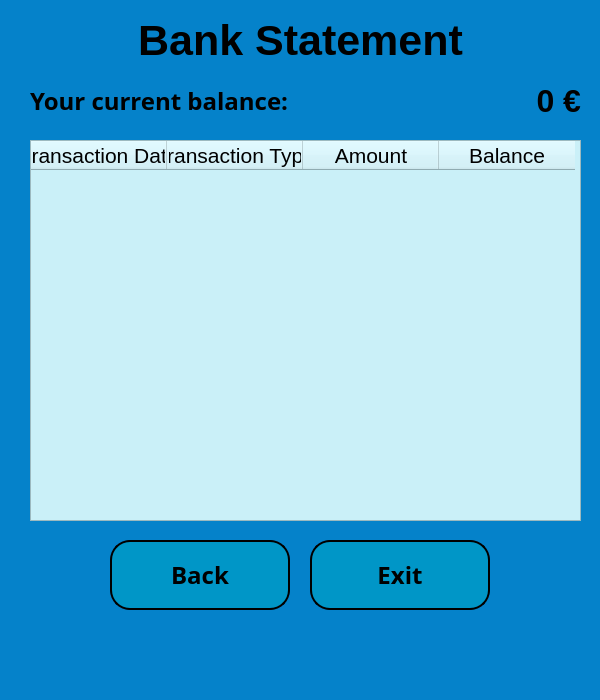
Qt form QT_designer/customer_statement_window.ui (sumeyrazenkin/Atm-Project) before a commit.
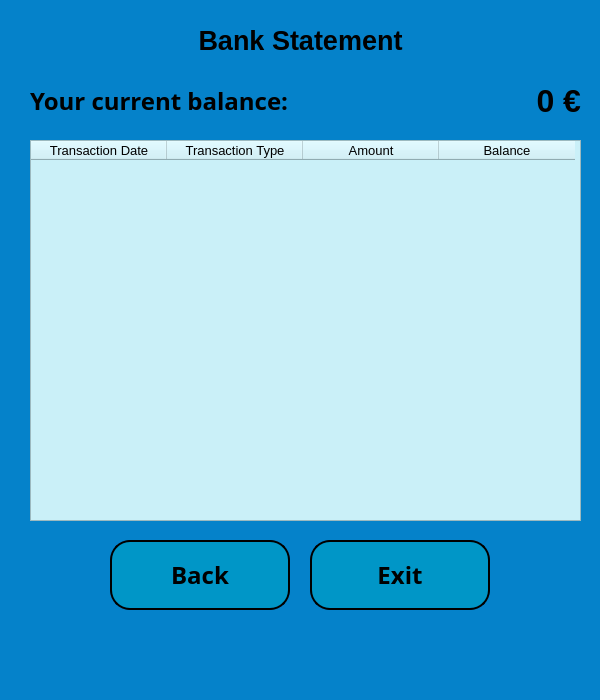
The same form after that commit.

The edit to the form file:
```diff
--- a/QT_designer/customer_statement_window.ui
+++ b/QT_designer/customer_statement_window.ui
@@ -52,8 +52,8 @@
     </property>
     <property name="font">
      <font>
-      <family>.AppleSystemUIFont</family>
-      <pointsize>32</pointsize>
+      <family>MS Shell Dlg 2</family>
+      <pointsize>20</pointsize>
       <weight>75</weight>
       <bold>true</bold>
      </font>
@@ -183,6 +183,13 @@
       <height>0</height>
      </size>
     </property>
+    <property name="font">
+     <font>
+      <pointsize>6</pointsize>
+      <weight>75</weight>
+      <bold>true</bold>
+     </font>
+    </property>
     <property name="styleSheet">
      <string notr="true">background-color: rgb(202, 240, 248);</string>
     </property>
@@ -204,7 +211,7 @@
      </property>
      <property name="font">
       <font>
-       <pointsize>16</pointsize>
+       <pointsize>10</pointsize>
       </font>
      </property>
      <property name="textAlignment">
@@ -217,7 +224,7 @@
      </property>
      <property name="font">
       <font>
-       <pointsize>16</pointsize>
+       <pointsize>10</pointsize>
       </font>
      </property>
      <property name="textAlignment">
@@ -230,7 +237,7 @@
      </property>
      <property name="font">
       <font>
-       <pointsize>16</pointsize>
+       <pointsize>10</pointsize>
       </font>
      </property>
      <property name="textAlignment">
@@ -243,7 +250,7 @@
      </property>
      <property name="font">
       <font>
-       <pointsize>16</pointsize>
+       <pointsize>10</pointsize>
       </font>
      </property>
      <property name="textAlignment">
```
Left out of the diff: 12 changed lines with no effect on the pictures.
